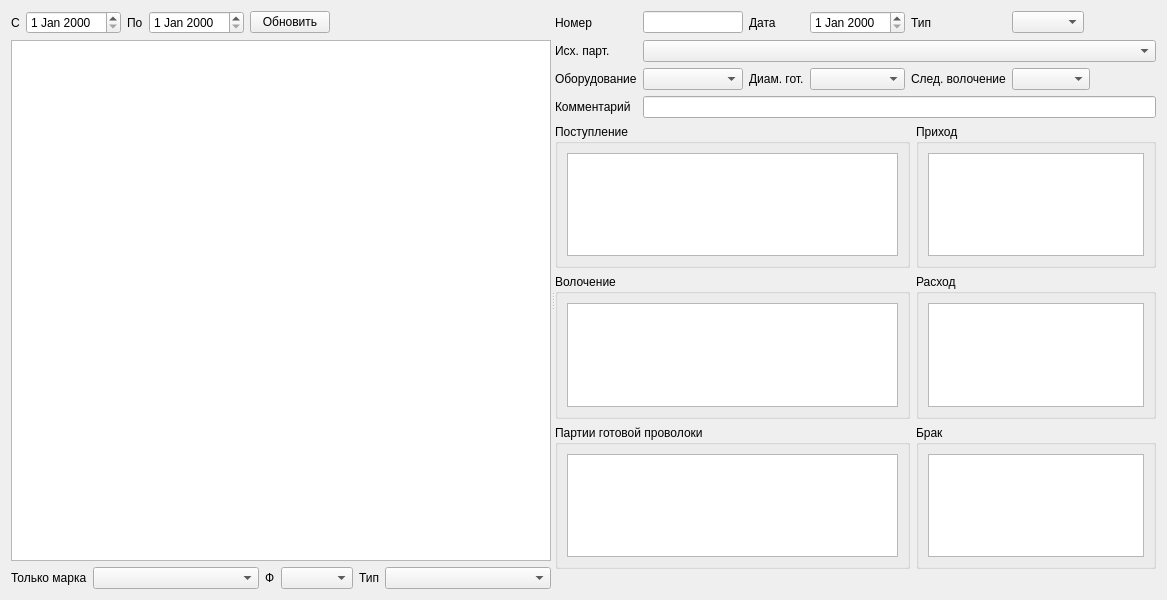
First picture: the form in formpodt.ui, repository Sergeyego/wire_pr, before the edit.
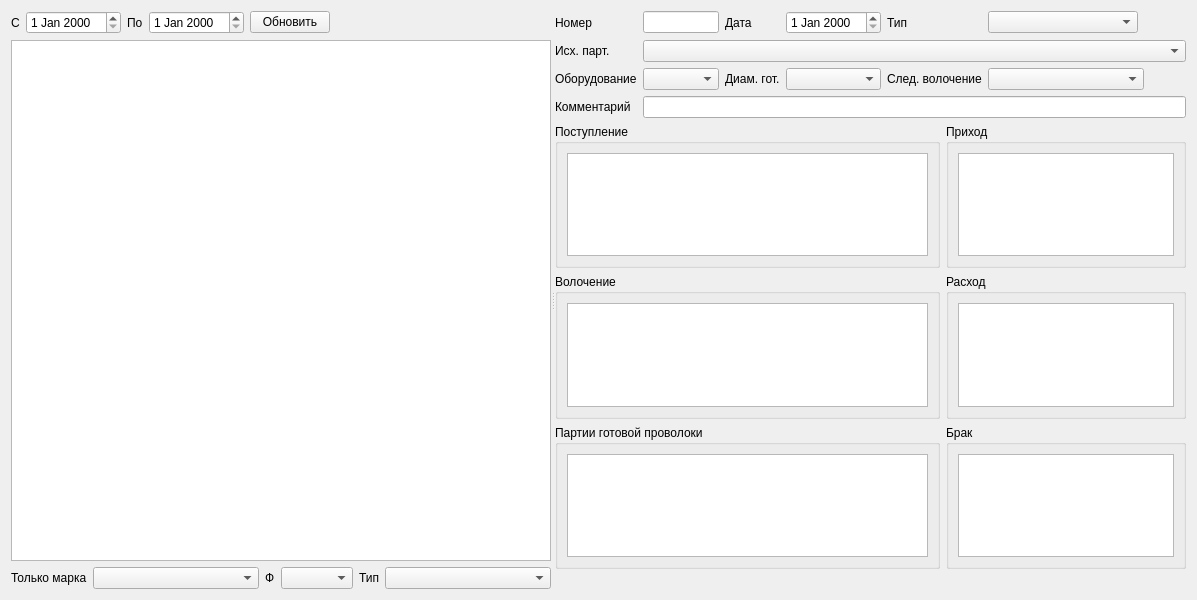
Second picture: the form after the edit. Icons and pictures are not drawn. Custom widgets are drawn as their Qt base class.

The edit to the form file:
```diff
--- a/formpodt.ui
+++ b/formpodt.ui
@@ -6,7 +6,7 @@
    <rect>
     <x>0</x>
     <y>0</y>
-    <width>1167</width>
+    <width>1197</width>
     <height>600</height>
    </rect>
   </property>
@@ -274,7 +274,14 @@
           </widget>
          </item>
          <item row="0" column="5" colspan="3">
-          <widget class="DbComboBox" name="comboBoxType"/>
+          <widget class="DbComboBox" name="comboBoxType">
+           <property name="minimumSize">
+            <size>
+             <width>150</width>
+             <height>0</height>
+            </size>
+           </property>
+          </widget>
          </item>
          <item row="2" column="9">
           <spacer name="horizontalSpacer_3">
```
Left out of the diff: 19 changed lines with no effect on the pictures.
